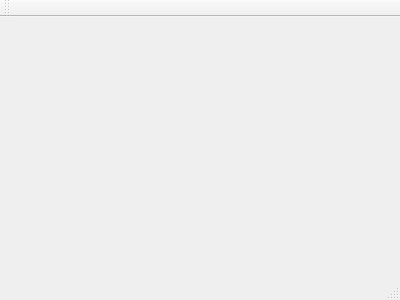
This is app/MainWindow/MainWindow.ui in lfroms/cuacs as Qt 5 draws it before an edit. The edited form follows.
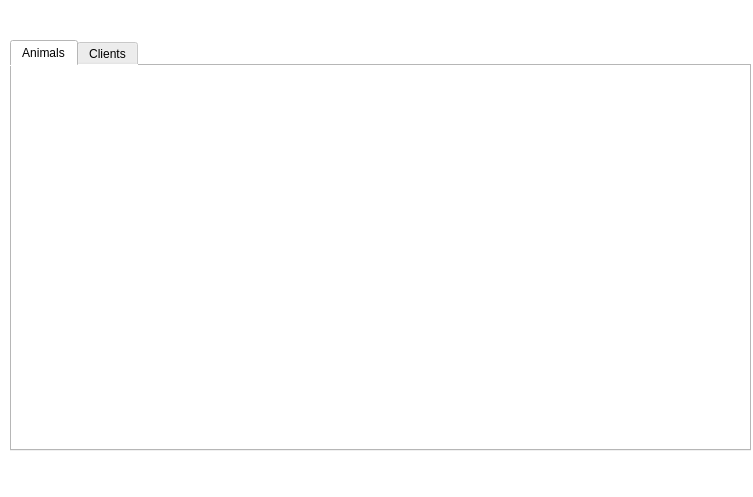
This is the edited form.

Commit message: Add some layout components

```diff
--- a/app/MainWindow/MainWindow.ui
+++ b/app/MainWindow/MainWindow.ui
@@ -1,24 +1,76 @@
 <ui version="4.0">
  <class>MainWindow</class>
- <widget class="QMainWindow" name="MainWindow" >
-  <property name="geometry" >
+ <widget class="QMainWindow" name="MainWindow">
+  <property name="geometry">
    <rect>
     <x>0</x>
     <y>0</y>
-    <width>400</width>
-    <height>300</height>
+    <width>753</width>
+    <height>497</height>
    </rect>
   </property>
-  <property name="windowTitle" >
-   <string>MainWindow</string>
+  <property name="minimumSize">
+   <size>
+    <width>753</width>
+    <height>497</height>
+   </size>
   </property>
-  <widget class="QMenuBar" name="menuBar" />
-  <widget class="QToolBar" name="mainToolBar" />
-  <widget class="QWidget" name="centralWidget" />
-  <widget class="QStatusBar" name="statusBar" />
+  <property name="maximumSize">
+   <size>
+    <width>753</width>
+    <height>497</height>
+   </size>
+  </property>
+  <property name="windowTitle">
+   <string>cuACS</string>
+  </property>
+  <property name="styleSheet">
+   <string notr="true">background-color: white;</string>
+  </property>
+  <widget class="QWidget" name="centralWidget">
+   <widget class="QTabWidget" name="tabWidget">
+    <property name="geometry">
+     <rect>
+      <x>10</x>
+      <y>40</y>
+      <width>741</width>
+      <height>411</height>
+     </rect>
+    </property>
+    <property name="sizePolicy">
+     <sizepolicy hsizetype="Expanding" vsizetype="Expanding">
+      <horstretch>0</horstretch>
+      <verstretch>0</verstretch>
+     </sizepolicy>
+    </property>
+    <property name="currentIndex">
+     <number>0</number>
+    </property>
+    <widget class="QWidget" name="tab">
+     <attribute name="title">
+      <string>Animals</string>
+     </attribute>
+    </widget>
+    <widget class="QWidget" name="tab_2">
+     <attribute name="title">
+      <string>Clients</string>
+     </attribute>
+    </widget>
+   </widget>
+  </widget>
+  <widget class="QMenuBar" name="menuBar">
+   <property name="geometry">
+    <rect>
+     <x>0</x>
+     <y>0</y>
+     <width>753</width>
+     <height>22</height>
+    </rect>
+   </property>
+  </widget>
+  <widget class="QStatusBar" name="statusBar"/>
  </widget>
- <layoutDefault spacing="6" margin="11" />
- <pixmapfunction></pixmapfunction>
+ <layoutdefault spacing="6" margin="11"/>
  <resources/>
  <connections/>
 </ui>
```
Left out of the diff: 1 changed line with no effect on the pictures.
